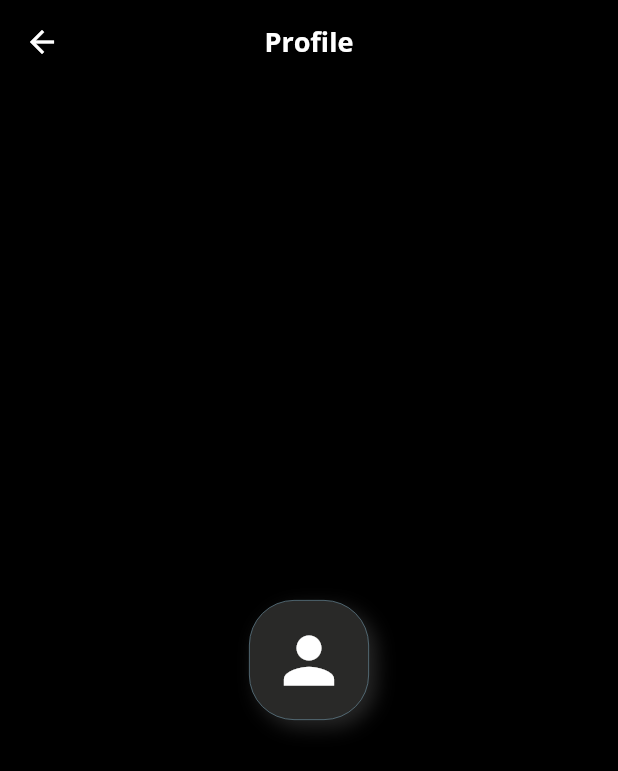
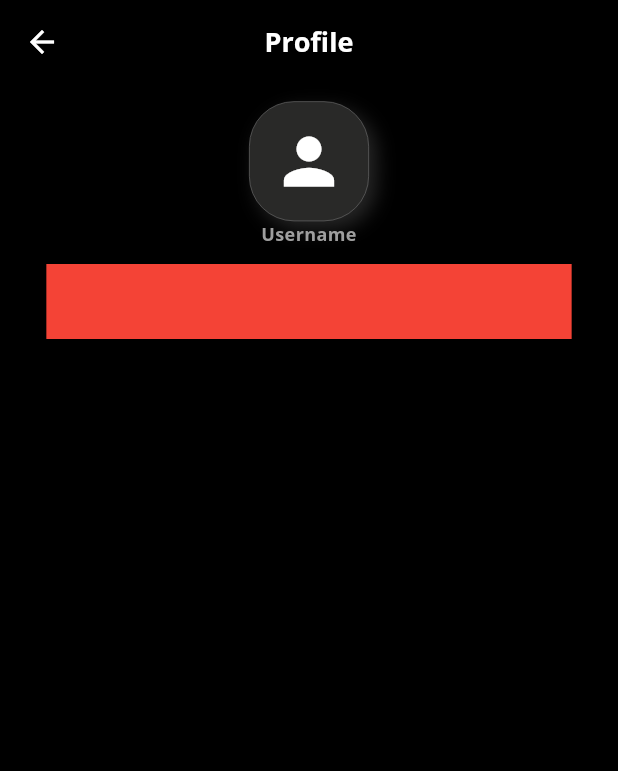
Before and after one commit to jbranabb/AbsoluteCinema, a Flutter app: the ProfilePage screen opened directly, on a phone screen of 412 x 824 dp. Shown: the top 771 px of the screen. Run offline on Flutter 3.47's test engine with Material 3 defaults, Android fonts, the phone set to English and light mode, and no system bars; our stand-ins replace bloc, cached_network_image, carousel_slider, dio, flutter_bloc, flutter_svg and 3 more; accounts and stored records are empty.

Commit message:
feat(profilePage) adding username and set mainaxissaligment to start

```diff
--- a/lib/pages/screens/profile.dart
+++ b/lib/pages/screens/profile.dart
@@ -6,25 +6,30 @@ class ProfilePage extends StatelessWidget {
 
   @override
   Widget build(BuildContext context) {
+    var width = MediaQuery.of(context).size.width;
     return Scaffold(
       backgroundColor: const Color.fromARGB(255, 0, 0, 0),
       appBar: AppBar(
         title: MyText(text: 'Profile', fnSize: 18,fnweight: FontWeight.bold,),
         centerTitle: true,
       ),
-      body: Column(
-        mainAxisAlignment: MainAxisAlignment.center,
+      body: Center(
+        child: Column(
+          mainAxisAlignment: MainAxisAlignment.start,
           crossAxisAlignment: CrossAxisAlignment.center,
           children: [
            SizedBox(
             height: 120,
-          child: Center(
-            child: Container(height: 80, width: 80, decoration: BoxDecoration(
+            child: Column(
+              mainAxisAlignment: MainAxisAlignment.center,
+              crossAxisAlignment: CrossAxisAlignment.center,
+              children: [
+                Container(height: 80, width: 80, decoration: BoxDecoration(
                   color: const Color.fromARGB(255, 41, 41, 40),
                   borderRadius: BorderRadius.circular(30),
                   border: BoxBorder.all(
                     width: 0.5,
-                color: Colors.blueGrey
+                    color: Colors.grey.shade700
                   ),
                   boxShadow:const [
                     BoxShadow(
@@ -33,15 +38,21 @@ class ProfilePage extends StatelessWidget {
                       blurRadius: 10
                     ),
                   ] ,
-
                   ),
 
                  child: const Icon(Icons.person,size: 50,), ),
+                 MyText(text: 'Username', fnweight: FontWeight.bold, clors: Colors.grey.shade500, fnSize: 12,)
+              ],
             ),
            ),
-
+          Container(
+            color: Colors.red,
+        width:  width * 0.85,
+        height: 50,
+          )
 
           ],
+        ),
       ),
     );
   }
```
Lines whose indentation alone changed are shown as unchanged.
